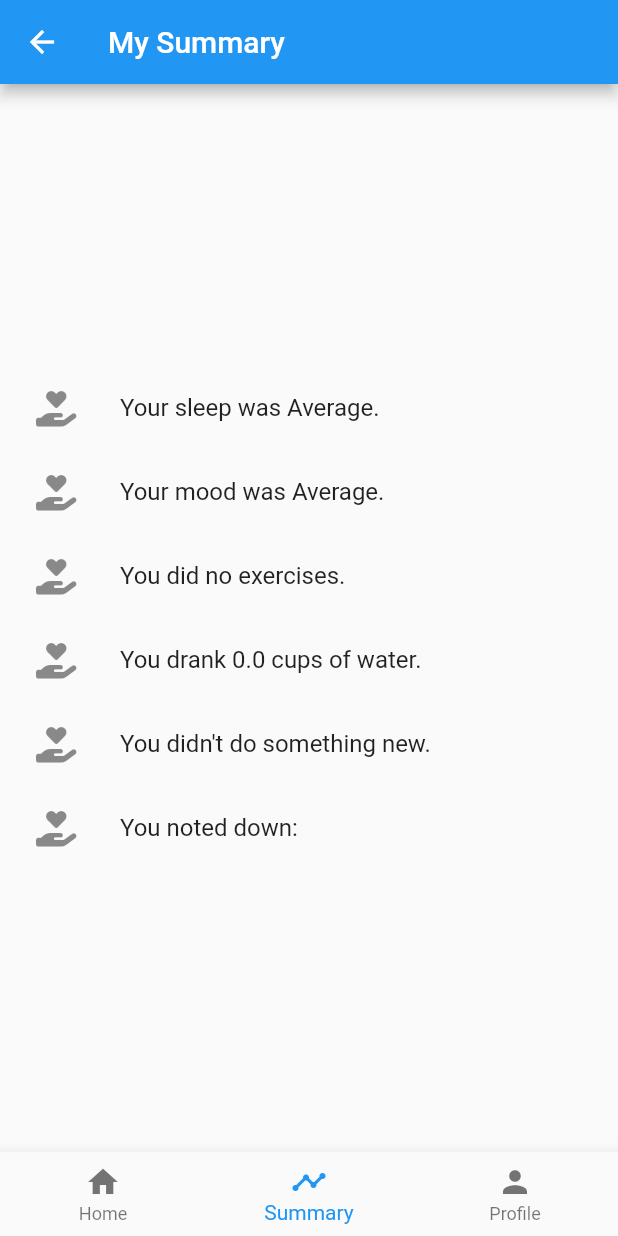
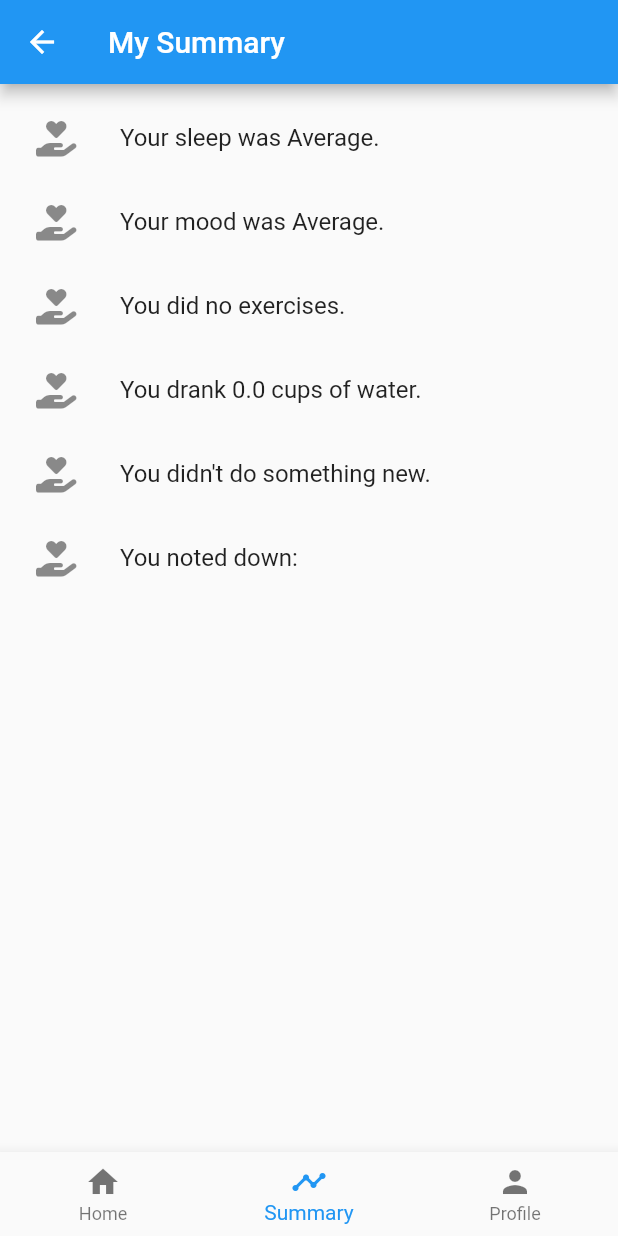
Before and after one commit to songyang-dev/vanier-mobile-second-assignment, a Flutter app: the SummaryScreen screen opened by its route, on a phone screen of 412 x 824 dp. Run offline on Flutter 3.47's test engine with Material 2 defaults, Android fonts, the phone set to English and light mode, and no system bars; our stand-ins replace firebase_auth, firebase_core, font_awesome_flutter; accounts and stored records are empty; generated files the repository leaves out were written again.

Commit message:
Fix content overflow on summary screen

```diff
--- a/lib/summary/summary.dart
+++ b/lib/summary/summary.dart
@@ -31,30 +31,20 @@ class SummaryScreen extends StatelessWidget {
       body: Padding(
         padding: const EdgeInsets.all(8.0),
         child: Center(
-          child: Column(
-            mainAxisAlignment: MainAxisAlignment.center,
+          child: ListView(
             children: [
               CareListTile(
-                  text: answers.sleep != null
-                      ? "Your sleep was ${answers.sleep!.toReadableString()}."
-                      : "Your sleep is unknown."),
+                  text: "Your sleep was ${answers.sleep.toReadableString()}."),
               CareListTile(
-                  text: answers.mood != null
-                      ? "Your mood was ${answers.mood!.toReadableString()}."
-                      : "Your mood is unknown."),
+                  text: "Your mood was ${answers.mood.toReadableString()}."),
               CareListTile(
-                  text: answers.exercise != null
-                      ? "You did ${answers.exercise!.toReadableString()} exercises."
-                      : "How much exercise did you do?"),
+                  text:
+                      "You did ${answers.exercise.toReadableString()} exercises."),
               CareListTile(
-                  text: answers.waterCups != null
-                      ? "You drank ${answers.waterCups?.toStringAsPrecision(2)} cups of water."
-                      : "Did you drink any water today?"),
+                  text:
+                      "You drank ${answers.waterCups.toStringAsPrecision(2)} cups of water."),
               CareListTile(text: _didSomethingNew(context)),
-              CareListTile(
-                  text: answers.notes != null
-                      ? "You noted down: ${answers.notes}"
-                      : "You left no notes."),
+              CareListTile(text: "You noted down: ${answers.notes}"),
             ],
           ),
         ),
```
